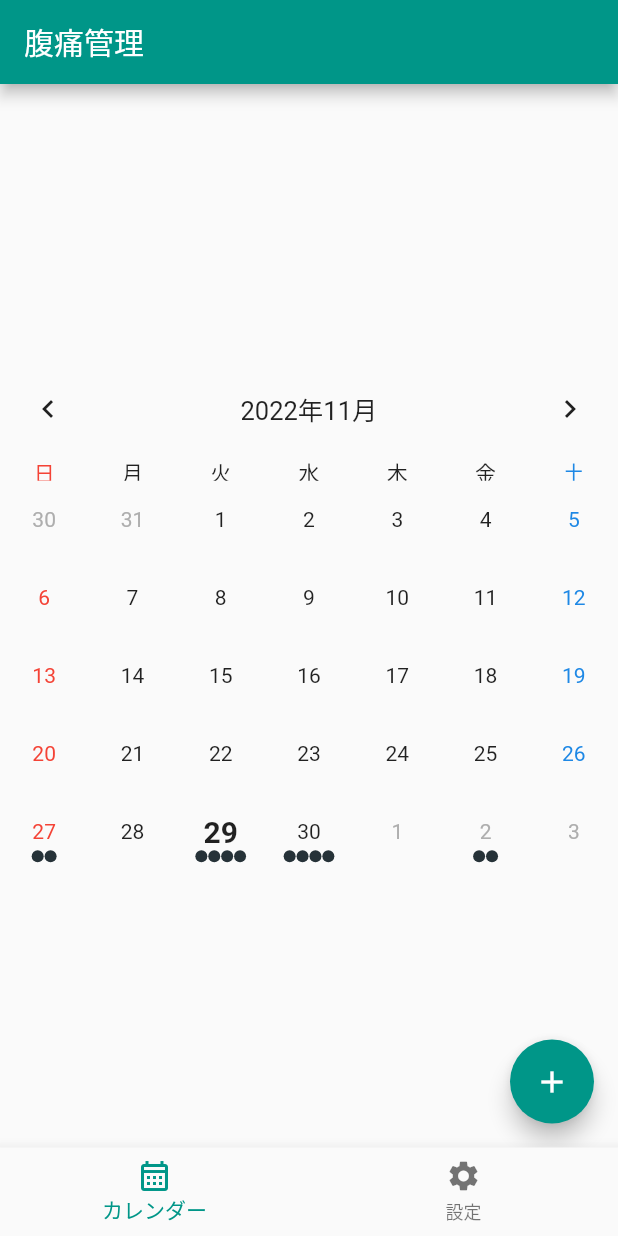
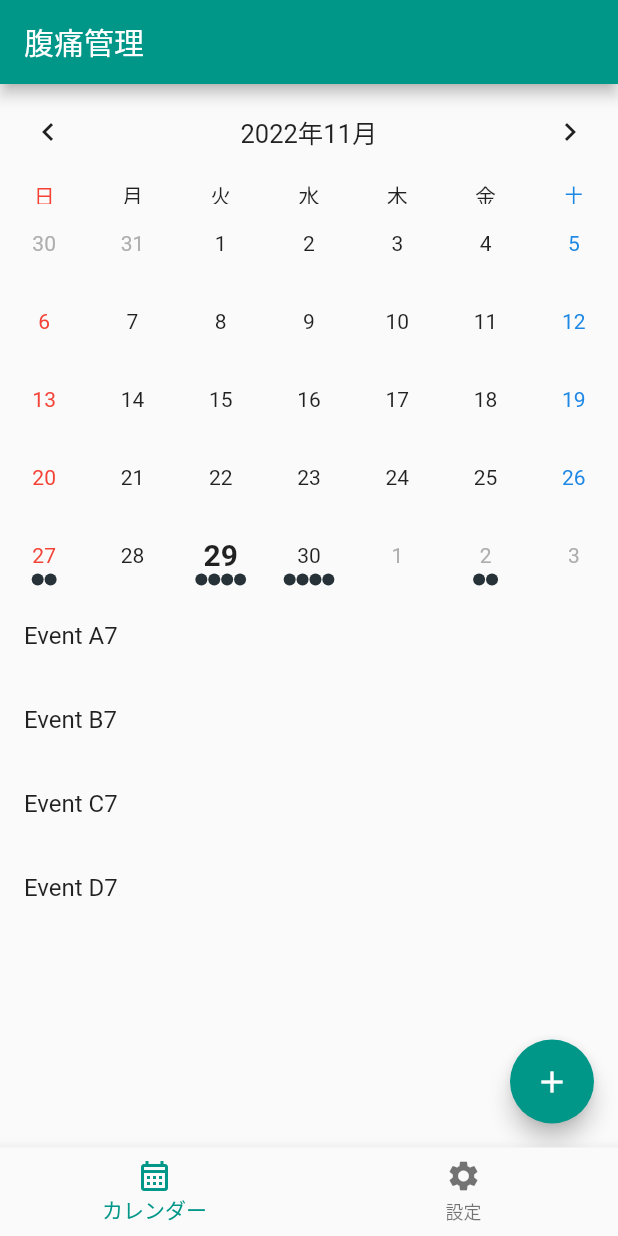
Before and after one commit to sa8a/stomach_ache_app, a Flutter app: the screen it shows after launch, on a phone screen of 412 x 824 dp. Run offline on Flutter 3.47's test engine with Material 2 defaults, Android fonts, the phone set to English and light mode, and no system bars; drawn by our look-alikes of table_calendar.

Commit message:
add: 選択した日付の下にイベントを表示

```diff
--- a/lib/screens/calendar_page.dart
+++ b/lib/screens/calendar_page.dart
@@ -82,7 +82,7 @@ class _CalendarPageState extends State<CalendarPage> {
       hashCode: getHashCode,
     )..addAll(_eventsList);
 
-    List getEventForDay(DateTime day) {
+    List _getEventForDay(DateTime day) {
       return _events[day] ?? [];
     }
 
@@ -91,14 +91,16 @@ class _CalendarPageState extends State<CalendarPage> {
         title: const Text('腹痛管理'),
       ),
       body: Center(
-        child: TableCalendar(
+        child: Column(
+          children: [
+            TableCalendar(
               // 基本設定
               firstDay: DateTime(2022, 1, 1),
               lastDay: DateTime(2040, 12, 31),
               focusedDay: _focusedDay,
 
               // カレンダーのイベント読み込み
-          eventLoader: getEventForDay,
+              eventLoader: _getEventForDay,
 
               selectedDayPredicate: (day) {
                 return isSameDay(_selectedDay, day);
@@ -109,6 +111,7 @@ class _CalendarPageState extends State<CalendarPage> {
                     _selectedDay = selectedDay;
                     _focusedDay = focusedDay;
                   });
+                  _getEventForDay(selectedDay);
                 }
               },
               onPageChanged: (focusedDay) {
@@ -192,6 +195,16 @@ class _CalendarPageState extends State<CalendarPage> {
                 },
               ),
             ),
+            ListView(
+              shrinkWrap: true,
+              children: _getEventForDay(_selectedDay!)
+                  .map((event) => ListTile(
+                        title: Text(event.toString()),
+                      ))
+                  .toList(),
+            )
+          ],
+        ),
       ),
 
       // カレンダーのイベント作成用ボタン（あとでカスタマイズ）
```
Lines whose indentation alone changed are shown as unchanged.
